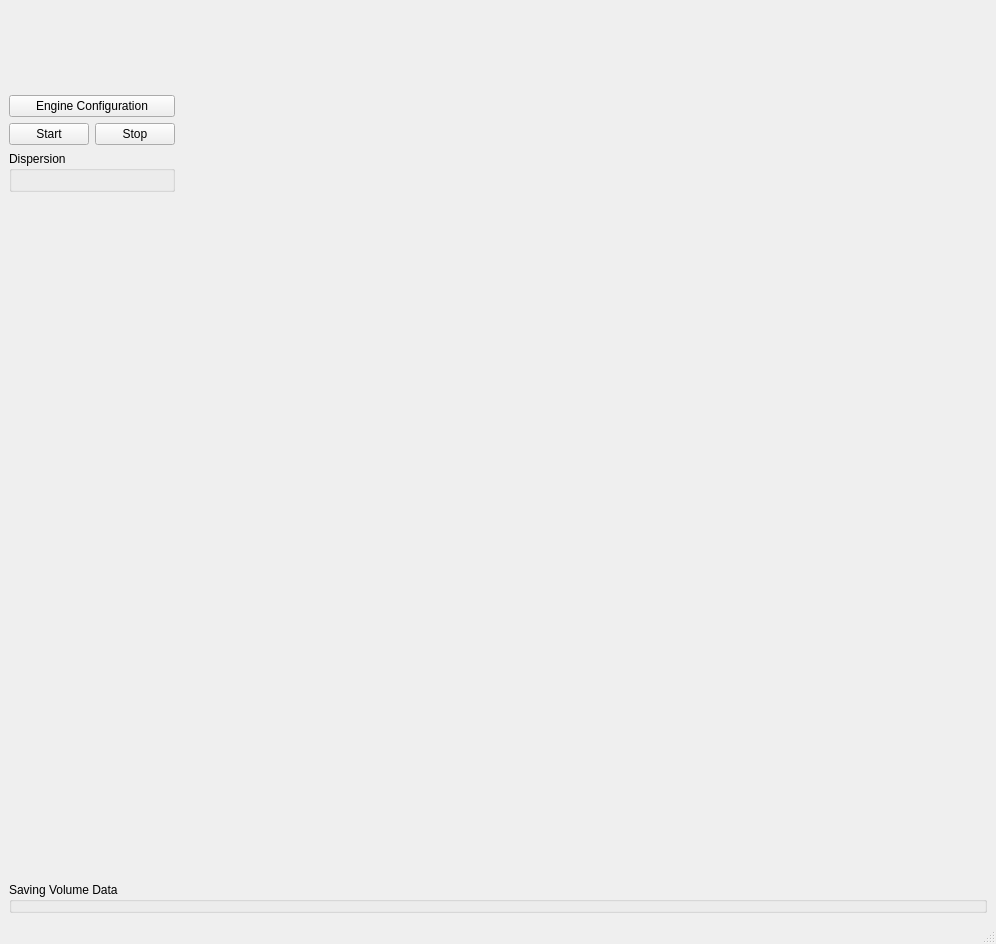
djsperka/vortup, file OCTUiMainWindow.ui: the form before one commit.
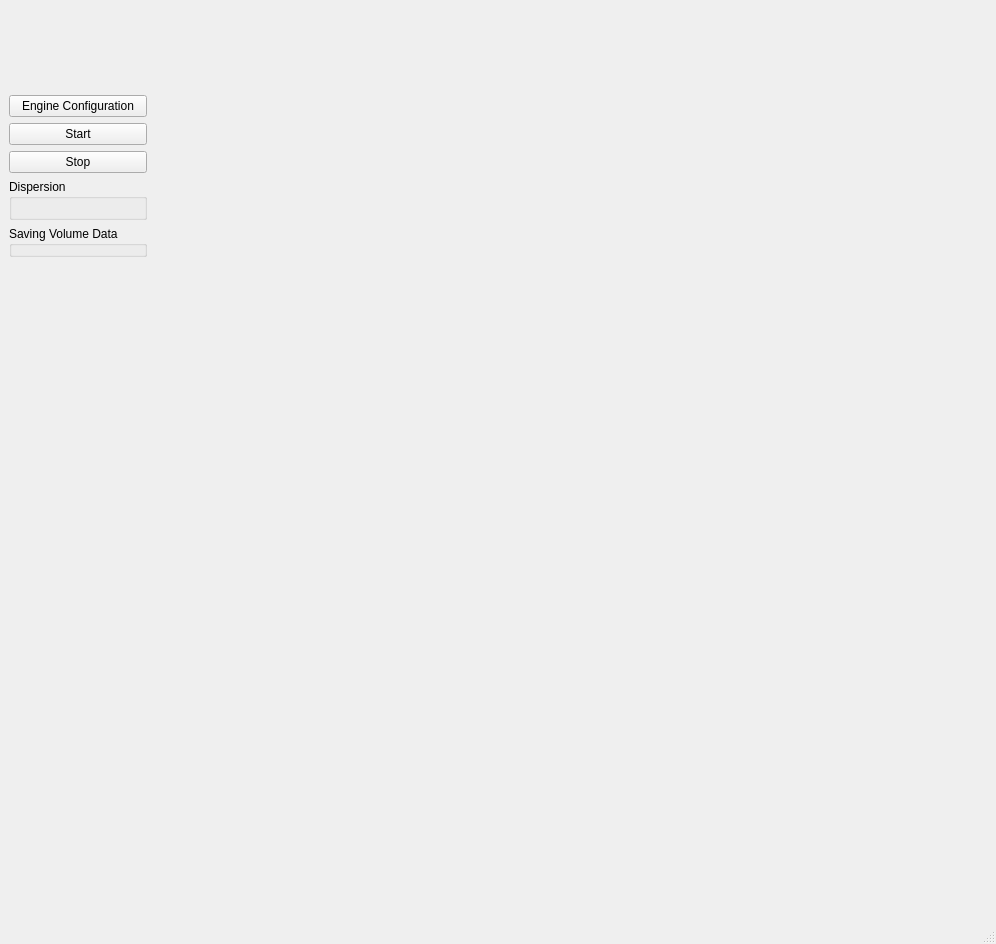
The form after the commit. Custom widgets are drawn as their Qt base class.

Commit message: Change save vol group box to use vertical layout, rearrange main dialog to have the left side non-expanding.

Diff of the .ui file:
```diff
--- a/OCTUiMainWindow.ui
+++ b/OCTUiMainWindow.ui
@@ -14,16 +14,9 @@
    <string>MainWindow</string>
   </property>
   <widget class="QWidget" name="centralwidget">
-   <layout class="QVBoxLayout" name="verticalLayout_3">
-    <item>
-     <layout class="QVBoxLayout" name="verticalLayout_2">
-      <item>
        <layout class="QHBoxLayout" name="horizontalLayout" stretch="0,1">
         <item>
          <layout class="QVBoxLayout" name="verticalLayout">
-          <property name="sizeConstraint">
-           <enum>QLayout::SetDefaultConstraint</enum>
-          </property>
           <item>
            <widget class="ScanConfigWidget" name="widgetScanConfig" native="true">
             <property name="minimumSize">
@@ -48,11 +41,6 @@
            </widget>
           </item>
           <item>
-           <layout class="QHBoxLayout" name="horizontalLayout_4">
-            <property name="sizeConstraint">
-             <enum>QLayout::SetMaximumSize</enum>
-            </property>
-            <item>
              <widget class="QPushButton" name="pbStart">
               <property name="maximumSize">
                <size>
@@ -78,8 +66,6 @@
               </property>
              </widget>
             </item>
-           </layout>
-          </item>
           <item>
            <widget class="QGroupBox" name="groupBox">
             <property name="maximumSize">
@@ -105,6 +91,13 @@
             </layout>
            </widget>
           </item>
+      <item>
+       <widget class="SaveVolumeGroupBox" name="gbSaveVolumes">
+        <property name="title">
+         <string>Saving Volume Data</string>
+        </property>
+       </widget>
+      </item>
           <item>
            <spacer name="verticalSpacer_2">
             <property name="orientation">
@@ -130,21 +123,6 @@
           </property>
           <widget class="QWidget" name="stackedWidgetDummyPage1"/>
          </widget>
-        </item>
-       </layout>
-      </item>
-      <item>
-       <layout class="QVBoxLayout" name="verticalLayout_4">
-        <item>
-         <widget class="SaveVolumeGroupBox" name="gbSaveVolumes">
-          <property name="title">
-           <string>Saving Volume Data</string>
-          </property>
-         </widget>
-        </item>
-       </layout>
-      </item>
-     </layout>
     </item>
    </layout>
   </widget>
```
Lines whose indentation alone changed are shown as unchanged. The commit also changes 4 other files.
